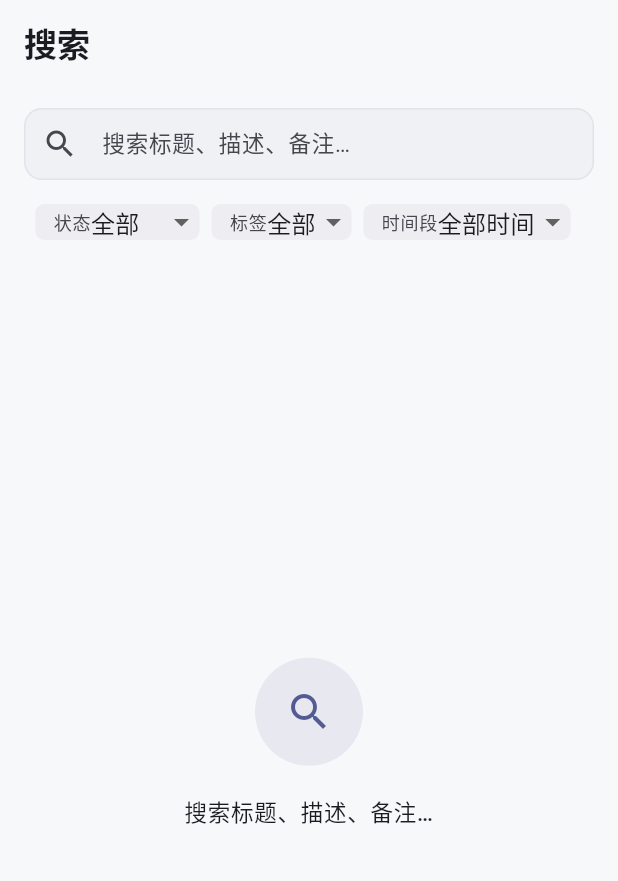
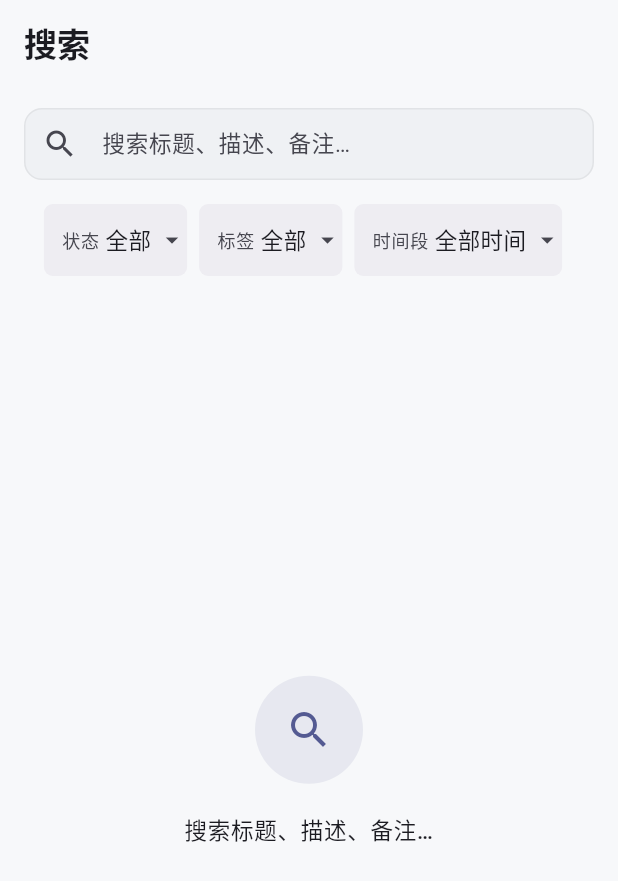
Before and after one commit to roverway/ordo, a Flutter app: the SearchPage screen opened by its route, on a phone screen of 412 x 824 dp. Shown: the top 881 px of the screen. Run offline on Flutter 3.47's test engine with Material 3 defaults, Android fonts, the phone set to English and light mode, and no system bars; our stand-ins replace connectivity_plus, dio, drift, drift_flutter, flutter_riverpod, flutter_secure_storage and 2 more; missing offline and left inert: minio, webdav_client; accounts and stored records are empty; generated files the repository leaves out were written again.

Commit message:
feat(ui): 细节打磨——对齐/进度口径/日历动效与入口收敛/筛选菜单紧凑化
- 看板卡片复选框与标题居中对齐：KanbanTaskCard 行改 center（此前
  start + 收缩复选框，中心相差约 8dp），移除 top:1 补偿
- 任务行优先级旗帜与标题首行行内对齐：start 对齐 + 首行行高居中补偿，
  行高 = textScaler 缩放后的 fontSize × height（主题钉死行高，与字体
  度量无关；系统字号缩放下不错位），标题折行时旗帜仍与首行对齐
- 进度环排除父任务：progress() 增 includeSelf（默认 true，项目级口径
  不变）；两处 UI 进度环调用改 false，与行尾 x/y 数字进度一致；更新
  derived 单测并补双口径断言，40-data-model §6.2 同步
- 日历滑动动效：月↔周折叠由外层 AnimatedSize 平滑高度过渡；翻月/翻周
  由方向性 AnimatedSwitcher 推入（0.18 宽度分数滑入滑出 + 淡入淡出），
  月周切换退化为纯淡入；reduced motion 瞬时
- 日历新建入口收敛：移除议程头部「新建任务」与空态「添加任务」按钮
  （均与底部 FAB 重复），新建统一走 FAB
- 搜索/标签筛选菜单紧凑化：TaskFilterBar 三个下拉与标签详情状态筛选由
  DropdownButton 换为 PopupMenuButton + AppMenuItem（与三点菜单同规格，
  选中项带 check，under 弹出），全应用不再有 DropdownButton；
  50-ui-ux §5.2/§5.4/§5.5 同步

```diff
--- a/lib/features/tasks/widgets/task_tree.dart
+++ b/lib/features/tasks/widgets/task_tree.dart
@@ -821,7 +821,9 @@ class _TaskTreeState extends ConsumerState<TaskTree> {
         ? derivedStatus(node.task, directChildren)
         : null;
     final progressValue = directChildren.isNotEmpty
-        ? progress(node.task, subtree)
+        // includeSelf: false——父任务只是容器不参与进度计算，与行尾 x/y
+        // 数字进度（只算子任务）一致（用户定稿 2026-08）。
+        ? progress(node.task, subtree, includeSelf: false)
         : null;
     // 标签 chips：一级卡片头与紧凑子行均展示（61 §4.1/§4.4 统一规格，
     // 覆盖 57 文档 D7「紧凑子行保持精简」；参考案例子任务同样显示标签）。
--- a/lib/shared/widgets/task_filter_bar.dart
+++ b/lib/shared/widgets/task_filter_bar.dart
@@ -1,6 +1,6 @@
-// 筛选条（FR-VIEW-06）：状态下拉 + 标签下拉 + 时间段下拉 + 清除按钮。
+// 筛选条（FR-VIEW-06）：状态筛选 + 标签筛选 + 时间段筛选 + 清除按钮。
 //
-// 横向可滚动紧凑下拉组合；任一筛选条件激活时显示「清除」（clearFilter）。
+// 横向可滚动紧凑筛选组合；任一筛选条件激活时显示「清除」（clearFilter）。
 // 本组件仅搜索页使用（M3 无其他调用方）；不感知 Provider，参数由调用方传入
 // （当前筛选状态 + 全部标签 + 回调）。全部颜色/圆角/间距使用 AppTokens。
 
@@ -11,6 +11,7 @@ import '../../core/db/tables.dart';
 import '../../core/l10n/app_localizations.dart';
 import '../../core/theme/app_tokens.dart';
 import '../../features/search/search_providers.dart';
+import 'app_menu_item.dart';
 
 /// 筛选条（FR-VIEW-06）。
 class TaskFilterBar extends StatelessWidget {
@@ -65,63 +66,35 @@ class TaskFilterBar extends StatelessWidget {
         children: [
           _FilterDropdown(
             label: l10n.filterStatus,
-            child: DropdownButton<TaskStatus?>(
+            child: _FilterMenu<TaskStatus?>(
               value: status,
-              isDense: true,
-              underline: const SizedBox.shrink(),
-              borderRadius: BorderRadius.circular(AppTokens.radiusCard),
-              elevation: 3,
-              items: [
-                DropdownMenuItem<TaskStatus?>(
-                  value: null,
-                  child: Text(l10n.filterAll),
-                ),
+              entries: [
+                MapEntry(null, l10n.filterAll),
                 for (final s in TaskStatus.values)
-                  DropdownMenuItem<TaskStatus?>(
-                    value: s,
-                    child: Text(_statusLabel(l10n, s)),
-                  ),
+                  MapEntry(s, _statusLabel(l10n, s)),
               ],
               onChanged: onStatusChanged,
             ),
           ),
           _FilterDropdown(
             label: l10n.filterTag,
-            child: DropdownButton<String?>(
+            child: _FilterMenu<String?>(
               // 防御：tagId 指向已删除/不存在的标签时回退「全部」。
               value: tags.any((t) => t.id == tagId) ? tagId : null,
-              isDense: true,
-              underline: const SizedBox.shrink(),
-              borderRadius: BorderRadius.circular(AppTokens.radiusCard),
-              elevation: 3,
-              items: [
-                DropdownMenuItem<String?>(
-                  value: null,
-                  child: Text(l10n.filterAll),
-                ),
-                for (final tag in tags)
-                  DropdownMenuItem<String?>(
-                    value: tag.id,
-                    child: Text(tag.name),
-                  ),
+              entries: [
+                MapEntry(null, l10n.filterAll),
+                for (final tag in tags) MapEntry(tag.id, tag.name),
               ],
               onChanged: onTagChanged,
             ),
           ),
           _FilterDropdown(
             label: l10n.filterTimeRange,
-            child: DropdownButton<TimeRange>(
+            child: _FilterMenu<TimeRange>(
               value: range,
-              isDense: true,
-              underline: const SizedBox.shrink(),
-              borderRadius: BorderRadius.circular(AppTokens.radiusCard),
-              elevation: 3,
-              items: [
+              entries: [
                 for (final r in TimeRange.values)
-                  DropdownMenuItem<TimeRange>(
-                    value: r,
-                    child: Text(_timeRangeLabel(l10n, r)),
-                  ),
+                  MapEntry(r, _timeRangeLabel(l10n, r)),
               ],
               onChanged: (value) {
                 if (value != null) onTimeRangeChanged(value);
@@ -152,6 +125,64 @@ class TaskFilterBar extends StatelessWidget {
     TimeRange.week => l10n.timeRangeThisWeek,
     TimeRange.month => l10n.timeRangeThisMonth,
   };
+}
+
+/// 筛选弹出菜单（用户打磨 2026-08：与全局三点菜单同规格紧凑化）。
+///
+/// 替代 DropdownButton——后者的菜单项（48 高、默认文本样式）不受
+/// popupMenuTheme 管辖；本组件菜单项走共享 [AppMenuItem]（高 40 /
+/// bodyMedium，容器圆角/描边/底色/内边距由 popupMenuTheme 统一），当前
+/// 选中项带 check 图标；触发区显示选中项文字 + 下拉箭头。
+class _FilterMenu<T> extends StatelessWidget {
+  const _FilterMenu({
+    required this.value,
+    required this.entries,
+    required this.onChanged,
+  });
+
+  /// 当前选中值（与 [entries] 的 key 比较）。
+  final T? value;
+
+  /// 可选项（值 + 文案），首项通常为「全部」。
+  final List<MapEntry<T?, String>> entries;
+
+  final ValueChanged<T?> onChanged;
+
+  @override
+  Widget build(BuildContext context) {
+    final theme = Theme.of(context);
+    final selectedLabel = entries
+        .firstWhere((e) => e.key == value, orElse: () => entries.first)
+        .value;
+    return PopupMenuButton<T>(
+      padding: EdgeInsets.zero,
+      position: PopupMenuPosition.under,
+      onSelected: onChanged,
+      icon: Row(
+        mainAxisSize: MainAxisSize.min,
+        children: [
+          Padding(
+            padding: const EdgeInsets.only(left: AppTokens.spaceXxs),
+            child: Text(selectedLabel, style: theme.textTheme.bodyMedium),
+          ),
+          const SizedBox(width: AppTokens.spaceXxs),
+          Icon(
+            Icons.arrow_drop_down,
+            size: 20,
+            color: theme.colorScheme.onSurfaceVariant,
+          ),
+        ],
+      ),
+      itemBuilder: (_) => [
+        for (final entry in entries)
+          AppMenuItem<T>(
+            value: entry.key,
+            label: entry.value,
+            icon: entry.key == value ? Icons.check : null,
+          ),
+      ],
+    );
+  }
 }
 
 /// 单个筛选下拉的容器（标签 + 下拉，chip 化外观）。
```
Also changed, not shown: lib/core/utils/derived.dart (+15 -7 lines), lib/features/calendar/calendar_page.dart (+69 -36 lines), lib/features/custom_views/widgets/panel_column.dart (+6 -5 lines), lib/features/tags/tags_detail_page.dart (+32 -12 lines), lib/features/tasks/widgets/task_row.dart (+29 -10 lines), 5 other files.
